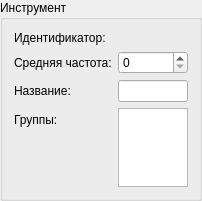
Above: boxins.ui from mcstarioni/OBOSSANIY-CURSACH before the change. Below: the same form after it.
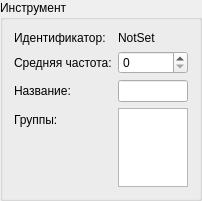
That is the form after the change.

What changed in the file:
```diff
--- a/boxins.ui
+++ b/boxins.ui
@@ -70,7 +70,14 @@
       </widget>
      </item>
      <item row="0" column="1">
-      <layout class="QHBoxLayout" name="labelPlace"/>
+      <widget class="QLabel" name="idLabel">
+       <property name="enabled">
+        <bool>true</bool>
+       </property>
+       <property name="text">
+        <string>NotSet</string>
+       </property>
+      </widget>
      </item>
     </layout>
    </item>
```
